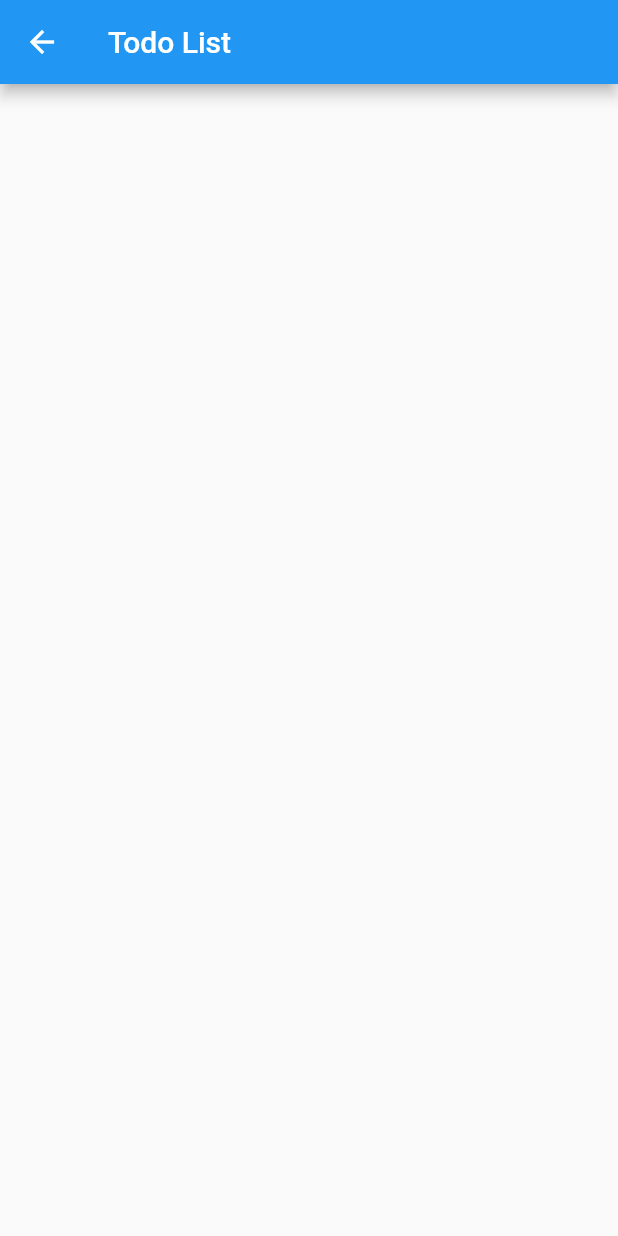
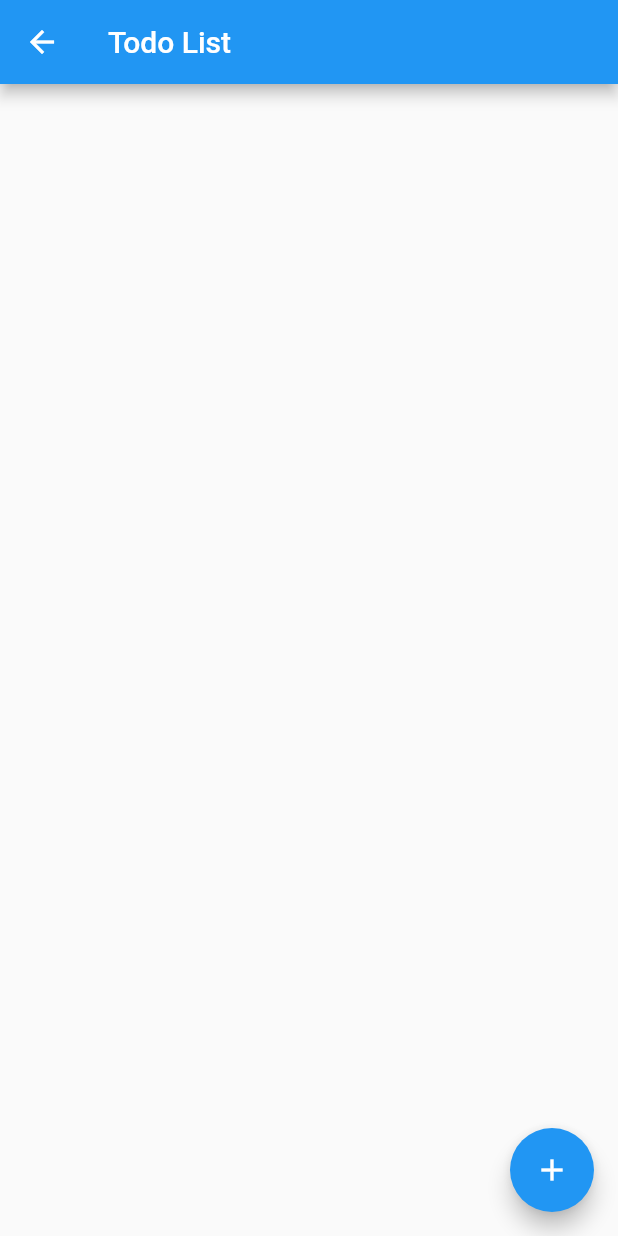
Before and after one commit to lasagna69/flutter_todoapp, a Flutter app: the TodoList screen opened directly, on a phone screen of 412 x 824 dp. Run offline on Flutter 3.47's test engine with Material 2 defaults, Android fonts, the phone set to English and light mode, and no system bars.

Commit message:
Added list builder and item adder

```diff
--- a/lib/main.dart
+++ b/lib/main.dart
@@ -28,11 +28,47 @@ class TodoList extends StatefulWidget{
 
 class TodoListState extends State<TodoList>{
   @override
+
+  List<String> _todoItems = [];
+
+  void _addTodo(){ //Used to add items whenever button is pressed
+    setState(() {
+      int index = _todoItems.length;
+      _todoItems.add('Item '+index.toString());
+    });
+  }
+
+  Widget _buildList (){
+    return new ListView.builder(
+        itemBuilder: (context, index) {
+          // itemBuilder will be automatically be called as many times as it takes for the
+          // list to fill up its available space, which is most likely more than the
+          // number of todo items we have. So, we need to check the index is OK.
+          if (index < _todoItems.length) {
+            return _buildTodoItem(_todoItems[index]);
+          }
+        }
+    );
+  }
+
+  // Build a single todo item
+  Widget _buildTodoItem(String todoText) {
+      return new ListTile(
+          title: new Text(todoText)
+      );
+  }
+
   Widget build(BuildContext build){
     return new Scaffold(
       appBar: new AppBar(
         title: new Text('Todo List'),
       ),
+      body: _buildList(),
+      floatingActionButton: new FloatingActionButton(
+          onPressed: _addTodo,
+          tooltip: 'Add task',
+          child: new Icon(Icons.add)
+      ),
     );
   }
 }
```
